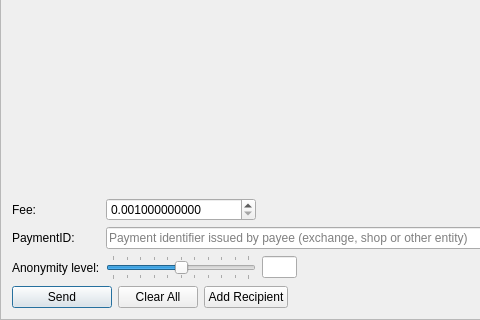
The window that src/gui/ui/sendframe.ui (ParsiCoin/parsipay) describes before a commit, drawn with Qt 5; both pictures show x 0 to 480 and y 270 to 590 of the 866 by 590 pixel window.
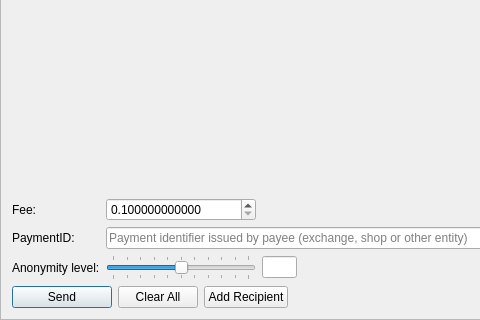
The same window after the commit. Icons and pictures are not drawn.

```diff
--- a/src/gui/ui/sendframe.ui
+++ b/src/gui/ui/sendframe.ui
@@ -208,7 +208,7 @@
         <number>12</number>
        </property>
        <property name="minimum">
-        <double>0.00100000000000</double>
+        <double>0.100000000000</double>
        </property>
        <property name="maximum">
         <double>999999999999999.000000000000000</double>
@@ -217,7 +217,7 @@
         <double>0.00100000000000</double>
        </property>
        <property name="value">
-        <double>0.00100000000000</double>
+        <double>0.100000000000</double>
        </property>
       </widget>
      </item>
```
Left out of the diff: 2 changed lines with no effect on the pictures.
